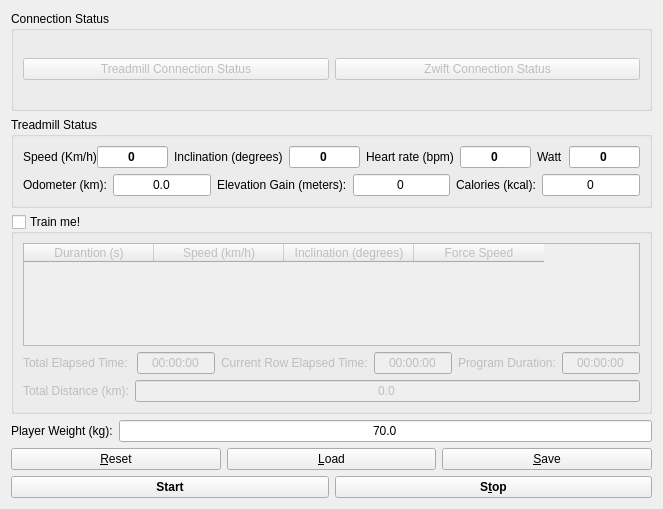
Above: src/mainwindow.ui from cagnulein/qdomyos-zwift before the change. Below: the same form after it.
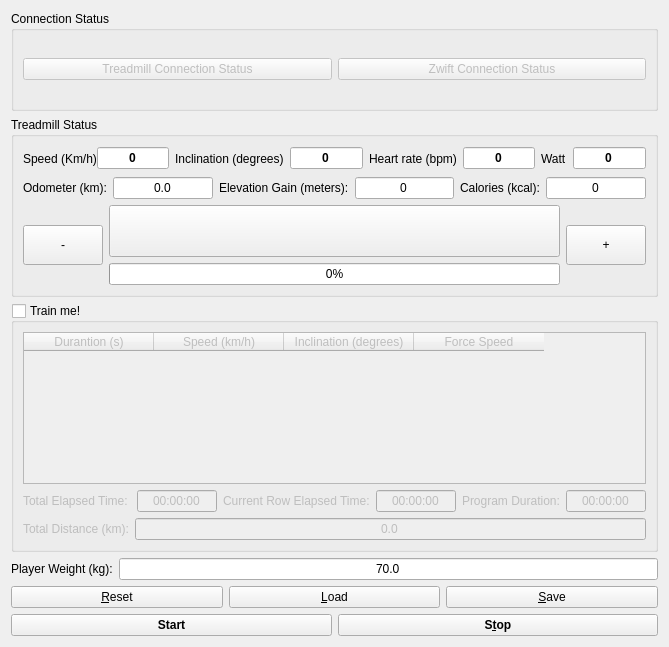
That is the form after the change. Icons and pictures are not drawn.

Commit message: fan speed supported

Patch:
```diff
--- a/src/mainwindow.ui
+++ b/src/mainwindow.ui
@@ -6,8 +6,8 @@
    <rect>
     <x>0</x>
     <y>0</y>
-    <width>663</width>
-    <height>509</height>
+    <width>669</width>
+    <height>647</height>
    </rect>
   </property>
   <property name="windowTitle">
@@ -90,7 +90,7 @@
      <property name="minimumSize">
       <size>
        <width>0</width>
-       <height>0</height>
+       <height>180</height>
       </size>
      </property>
      <property name="title">
@@ -400,6 +400,80 @@
           </item>
          </layout>
         </item>
+        <item>
+         <layout class="QHBoxLayout" name="horizontalLayout_13">
+          <property name="spacing">
+           <number>6</number>
+          </property>
+          <property name="topMargin">
+           <number>0</number>
+          </property>
+          <item>
+           <widget class="QPushButton" name="fanSpeedMinus">
+            <property name="minimumSize">
+             <size>
+              <width>0</width>
+              <height>40</height>
+             </size>
+            </property>
+            <property name="text">
+             <string>-</string>
+            </property>
+           </widget>
+          </item>
+          <item>
+           <layout class="QVBoxLayout" name="verticalLayout_3">
+            <item>
+             <widget class="QPushButton" name="fanButton">
+              <property name="minimumSize">
+               <size>
+                <width>0</width>
+                <height>52</height>
+               </size>
+              </property>
+              <property name="text">
+               <string/>
+              </property>
+              <property name="icon">
+               <iconset>
+                <normalon>:/icons/icons/fan.png</normalon>
+               </iconset>
+              </property>
+              <property name="iconSize">
+               <size>
+                <width>48</width>
+                <height>48</height>
+               </size>
+              </property>
+             </widget>
+            </item>
+            <item>
+             <widget class="QProgressBar" name="fanBar">
+              <property name="maximum">
+               <number>5</number>
+              </property>
+              <property name="value">
+               <number>0</number>
+              </property>
+             </widget>
+            </item>
+           </layout>
+          </item>
+          <item>
+           <widget class="QPushButton" name="fanSpeedPlus">
+            <property name="minimumSize">
+             <size>
+              <width>0</width>
+              <height>40</height>
+             </size>
+            </property>
+            <property name="text">
+             <string>+</string>
+            </property>
+           </widget>
+          </item>
+         </layout>
+        </item>
        </layout>
       </item>
      </layout>
```
The commit also changes 8 other files.
